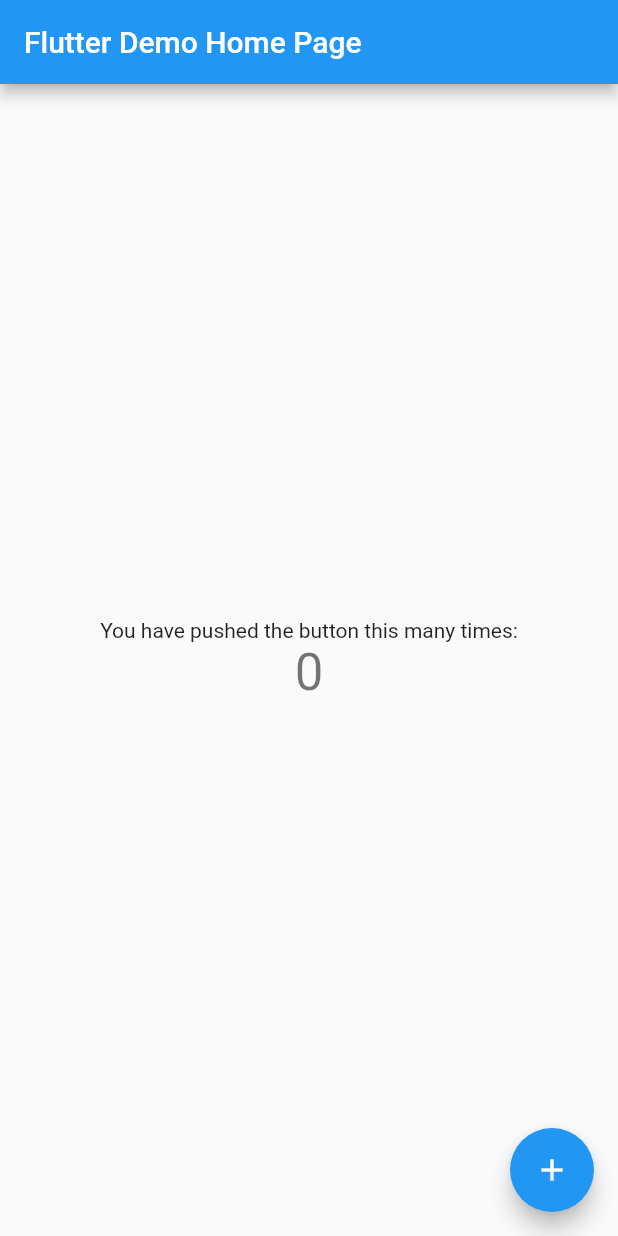
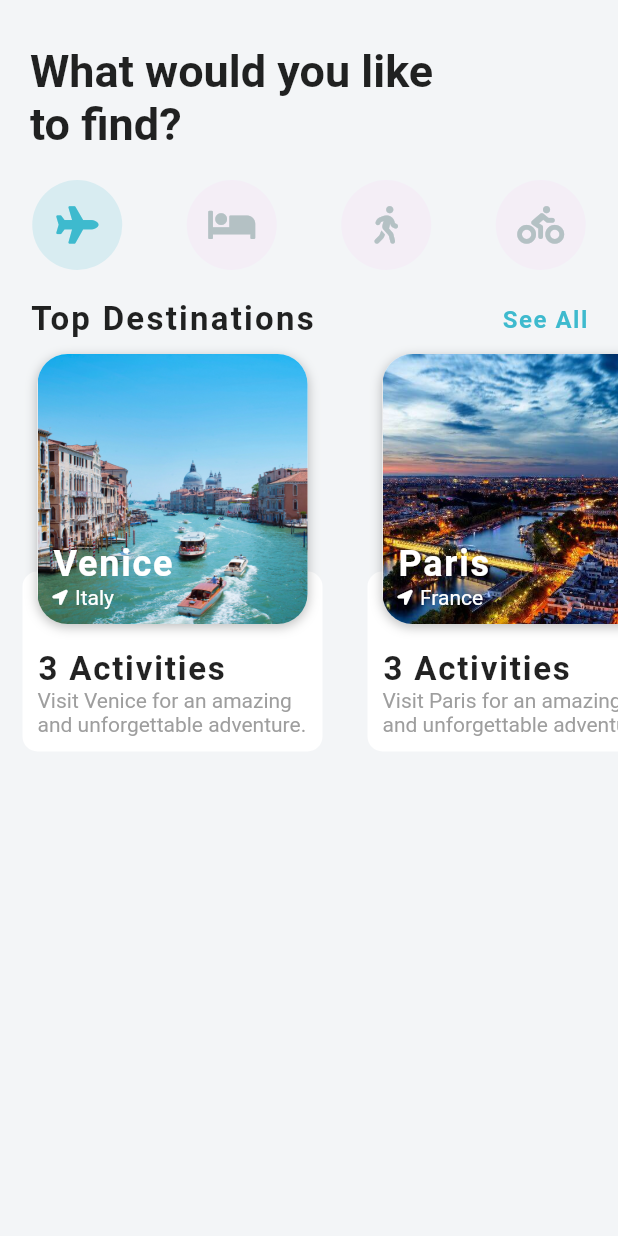
Before and after one commit to RavinduDilshan/Flutter-Travle-App-UI, a Flutter app: the screen it shows after launch, on a phone screen of 412 x 824 dp. Run offline on Flutter 3.47's test engine with Material 2 defaults, Android fonts, the phone set to English and light mode, and no system bars; our stand-ins replace font_awesome_flutter.

Commit message:
destination carousel designed

```diff
--- a/lib/main.dart
+++ b/lib/main.dart
@@ -1,113 +1,21 @@
 import 'package:flutter/material.dart';
+import 'package:travelui/screens/home_screen.dart';
 
 void main() {
   runApp(MyApp());
 }
 
 class MyApp extends StatelessWidget {
-  // This widget is the root of your application.
   @override
   Widget build(BuildContext context) {
     return MaterialApp(
-      title: 'Flutter Demo',
+      title: 'Flutter Travel UI',
+      debugShowCheckedModeBanner: false,
       theme: ThemeData(
-        // This is the theme of your application.
-        //
-        // Try running your application with "flutter run". You'll see the
-        // application has a blue toolbar. Then, without quitting the app, try
-        // changing the primarySwatch below to Colors.green and then invoke
-        // "hot reload" (press "r" in the console where you ran "flutter run",
-        // or simply save your changes to "hot reload" in a Flutter IDE).
-        // Notice that the counter didn't reset back to zero; the application
-        // is not restarted.
-        primarySwatch: Colors.blue,
-      ),
-      home: MyHomePage(title: 'Flutter Demo Home Page'),
+          primaryColor: Color(0xFF3EBACE),
+          accentColor: Color(0xFFD8ECF1),
+          scaffoldBackgroundColor: Color(0xFFF3F5F7)),
+      home: HomeScreen(),
     );
   }
 }
-
-class MyHomePage extends StatefulWidget {
-  MyHomePage({Key? key, required this.title}) : super(key: key);
-
-  // This widget is the home page of your application. It is stateful, meaning
-  // that it has a State object (defined below) that contains fields that affect
-  // how it looks.
-
-  // This class is the configuration for the state. It holds the values (in this
-  // case the title) provided by the parent (in this case the App widget) and
-  // used by the build method of the State. Fields in a Widget subclass are
-  // always marked "final".
-
-  final String title;
-
-  @override
-  _MyHomePageState createState() => _MyHomePageState();
-}
-
-class _MyHomePageState extends State<MyHomePage> {
-  int _counter = 0;
-
-  void _incrementCounter() {
-    setState(() {
-      // This call to setState tells the Flutter framework that something has
-      // changed in this State, which causes it to rerun the build method below
-      // so that the display can reflect the updated values. If we changed
-      // _counter without calling setState(), then the build method would not be
-      // called again, and so nothing would appear to happen.
-      _counter++;
-    });
-  }
-
-  @override
-  Widget build(BuildContext context) {
-    // This method is rerun every time setState is called, for instance as done
-    // by the _incrementCounter method above.
-    //
-    // The Flutter framework has been optimized to make rerunning build methods
-    // fast, so that you can just rebuild anything that needs updating rather
-    // than having to individually change instances of widgets.
-    return Scaffold(
-      appBar: AppBar(
-        // Here we take the value from the MyHomePage object that was created by
-        // the App.build method, and use it to set our appbar title.
-        title: Text(widget.title),
-      ),
-      body: Center(
-        // Center is a layout widget. It takes a single child and positions it
-        // in the middle of the parent.
-        child: Column(
-          // Column is also a layout widget. It takes a list of children and
-          // arranges them vertically. By default, it sizes itself to fit its
-          // children horizontally, and tries to be as tall as its parent.
-          //
-          // Invoke "debug painting" (press "p" in the console, choose the
-          // "Toggle Debug Paint" action from the Flutter Inspector in Android
-          // Studio, or the "Toggle Debug Paint" command in Visual Studio Code)
-          // to see the wireframe for each widget.
-          //
-          // Column has various properties to control how it sizes itself and
-          // how it positions its children. Here we use mainAxisAlignment to
-          // center the children vertically; the main axis here is the vertical
-          // axis because Columns are vertical (the cross axis would be
-          // horizontal).
-          mainAxisAlignment: MainAxisAlignment.center,
-          children: <Widget>[
-            Text(
-              'You have pushed the button this many times:',
-            ),
-            Text(
-              '$_counter',
-              style: Theme.of(context).textTheme.headline4,
-            ),
-          ],
-        ),
-      ),
-      floatingActionButton: FloatingActionButton(
-        onPressed: _incrementCounter,
-        tooltip: 'Increment',
-        child: Icon(Icons.add),
-      ), // This trailing comma makes auto-formatting nicer for build methods.
-    );
-  }
-}
--- /dev/null
+++ b/lib/models/activity_model.dart
@@ -0,0 +1,17 @@
+class Activity {
+  String imageUrl;
+  String name;
+  String type;
+  List<String> startTimes;
+  int rating;
+  int price;
+
+  Activity({
+    required this.imageUrl,
+    required this.name,
+    required this.type,
+    required this.startTimes,
+    required this.rating,
+    required this.price,
+  });
+}
--- /dev/null
+++ b/lib/models/destination_model.dart
@@ -0,0 +1,84 @@
+import './activity_model.dart';
+
+import 'activity_model.dart';
+
+class Destination {
+  String imageUrl;
+  String city;
+  String country;
+  String description;
+  List<Activity> activities;
+
+  Destination({
+    required this.imageUrl,
+   required this.city,
+   required this.country,
+   required this.description,
+   required this.activities,
+  });
+}
+
+List<Activity> activities = [
+  Activity(
+    imageUrl: 'assets/images/stmarksbasilica.jpg',
+    name: 'St. Mark\'s Basilica',
+    type: 'Sightseeing Tour',
+    startTimes: ['9:00 am', '11:00 am'],
+    rating: 5,
+    price: 30,
+  ),
+  Activity(
+    imageUrl: 'assets/images/gondola.jpg',
+    name: 'Walking Tour and Gonadola Ride',
+    type: 'Sightseeing Tour',
+    startTimes: ['11:00 pm', '1:00 pm'],
+    rating: 4,
+    price: 210,
+  ),
+  Activity(
+    imageUrl: 'assets/images/murano.jpg',
+    name: 'Murano and Burano Tour',
+    type: 'Sightseeing Tour',
+    startTimes: ['12:30 pm', '2:00 pm'],
+    rating: 3,
+    price: 125,
+  ),
+];
+
+List<Destination> destinations = [
+  Destination(
+    imageUrl: 'assets/images/venice.jpg',
+    city: 'Venice',
+    country: 'Italy',
+    description: 'Visit Venice for an amazing and unforgettable adventure.',
+    activities: activities,
+  ),
+  Destination(
+    imageUrl: 'assets/images/paris.jpg',
+    city: 'Paris',
+    country: 'France',
+    description: 'Visit Paris for an amazing and unforgettable adventure.',
+    activities: activities,
+  ),
+  Destination(
+    imageUrl: 'assets/images/newdelhi.jpg',
+    city: 'New Delhi',
+    country: 'India',
+    description: 'Visit New Delhi for an amazing and unforgettable adventure.',
+    activities: activities,
+  ),
+  Destination(
+    imageUrl: 'assets/images/saopaulo.jpg',
+    city: 'Sao Paulo',
+    country: 'Brazil',
+    description: 'Visit Sao Paulo for an amazing and unforgettable adventure.',
+    activities: activities,
+  ),
+  Destination(
+    imageUrl: 'assets/images/newyork.jpg',
+    city: 'New York City',
+    country: 'United States',
+    description: 'Visit New York for an amazing and unforgettable adventure.',
+    activities: activities,
+  ),
+];
--- /dev/null
+++ b/lib/models/hotel_model.dart
@@ -0,0 +1,34 @@
+class Hotel {
+  String imageUrl;
+  String name;
+  String address;
+  int price;
+
+  Hotel({
+   required this.imageUrl,
+   required this.name,
+    required this.address,
+   required this.price,
+  });
+}
+
+final List<Hotel> hotels = [
+  Hotel(
+    imageUrl: 'assets/images/hotel0.jpg',
+    name: 'Hotel 0',
+    address: '404 Great St',
+    price: 175,
+  ),
+  Hotel(
+    imageUrl: 'assets/images/hotel1.jpg',
+    name: 'Hotel 1',
+    address: '404 Great St',
+    price: 300,
+  ),
+  Hotel(
+    imageUrl: 'assets/images/hotel2.jpg',
+    name: 'Hotel 2',
+    address: '404 Great St',
+    price: 240,
+  ),
+];
--- /dev/null
+++ b/lib/screens/home_screen.dart
@@ -0,0 +1,79 @@
+import 'package:flutter/material.dart';
+import 'package:font_awesome_flutter/font_awesome_flutter.dart';
+import 'package:travelui/widgets/destination_carousel.dart';
+
+class HomeScreen extends StatefulWidget {
+  @override
+  _HomeScreenState createState() => _HomeScreenState();
+}
+
+class _HomeScreenState extends State<HomeScreen> {
+  int _selectedIndex = 0;
+
+  List<IconData> _icons = [
+    FontAwesomeIcons.plane,
+    FontAwesomeIcons.bed,
+    FontAwesomeIcons.walking,
+    FontAwesomeIcons.biking,
+  ];
+
+  Widget _buildIcon(int index) {
+    return GestureDetector(
+      onTap: () {
+        setState(() {
+          _selectedIndex = index;
+        });
+      },
+      child: Container(
+        width: 60,
+        height: 60,
+        decoration: BoxDecoration(
+          color: _selectedIndex == index
+              ? Theme.of(context).accentColor
+              : Color(0xFFE7BEE),
+          borderRadius: BorderRadius.circular(30),
+        ),
+        child: Icon(
+          _icons[index],
+          size: 25,
+          color: _selectedIndex == index
+              ? Theme.of(context).primaryColor
+              : Color(0xFFB4C1C4),
+        ),
+      ),
+    );
+  }
+
+  @override
+  Widget build(BuildContext context) {
+    return Scaffold(
+      body: SafeArea(
+          child: ListView(
+        padding: EdgeInsets.symmetric(vertical: 30.0),
+        children: [
+          Padding(
+            padding: const EdgeInsets.only(left: 20, right: 120),
+            child: Text(
+              'What would you like to find?',
+              style: TextStyle(fontWeight: FontWeight.bold, fontSize: 30),
+            ),
+          ),
+          SizedBox(
+            height: 20,
+          ),
+          Row(
+              mainAxisAlignment: MainAxisAlignment.spaceAround,
+              children: _icons
+                  .asMap()
+                  .entries
+                  .map((MapEntry map) => _buildIcon(map.key))
+                  .toList()),
+          SizedBox(
+            height: 20,
+          ),
+         DestinationCarousel(),
+        ],
+      )),
+    );
+  }
+}
--- /dev/null
+++ b/lib/widgets/destination_carousel.dart
@@ -0,0 +1,143 @@
+import 'package:flutter/material.dart';
+import 'package:font_awesome_flutter/font_awesome_flutter.dart';
+import 'package:travelui/models/destination_model.dart';
+
+class DestinationCarousel extends StatelessWidget {
+  @override
+  Widget build(BuildContext context) {
+    return Column(
+      children: [
+        Padding(
+          padding: EdgeInsets.symmetric(horizontal: 20),
+          child: Row(
+            mainAxisAlignment: MainAxisAlignment.spaceBetween,
+            children: [
+              Text(
+                'Top Destinations',
+                style: TextStyle(
+                    fontSize: 22,
+                    fontWeight: FontWeight.bold,
+                    letterSpacing: 1.5),
+              ),
+              GestureDetector(
+                onTap: () => print('see all'),
+                child: Text(
+                  'See All',
+                  style: TextStyle(
+                      color: Theme.of(context).primaryColor,
+                      fontSize: 16,
+                      fontWeight: FontWeight.w600,
+                      letterSpacing: 1.0),
+                ),
+              )
+            ],
+          ),
+        ),
+        Container(
+            height: 300,
+            child: ListView.builder(
+              scrollDirection: Axis.horizontal,
+              itemBuilder: (ctx, index) {
+                return Container(
+                  margin: EdgeInsets.all(10),
+                  width: 210,
+                  child: Stack(
+                    alignment: Alignment.topCenter,
+                    children: [
+                      Positioned(
+                        bottom: 15.0,
+                        child: Container(
+                          height: 120,
+                          width: 200,
+                          decoration: BoxDecoration(
+                              color: Colors.white,
+                              borderRadius: BorderRadius.circular(10.0)),
+                          child: Padding(
+                            padding: const EdgeInsets.all(10.0),
+                            child: Column(
+                              mainAxisAlignment: MainAxisAlignment.end,
+                              crossAxisAlignment: CrossAxisAlignment.start,
+                              children: [
+                                Text(
+                                  activities.length.toString() + ' Activities',
+                                  style: TextStyle(
+                                      fontSize: 22.0,
+                                      fontWeight: FontWeight.w600,
+                                      letterSpacing: 1.2),
+                                ),
+                                Text(
+                                  destinations[index].description,
+                                  style: TextStyle(color: Colors.grey),
+                                )
+                              ],
+                            ),
+                          ),
+                        ),
+                      ),
+                      Container(
+                        decoration: BoxDecoration(
+                            color: Colors.white,
+                            borderRadius: BorderRadius.circular(20.0),
+                            boxShadow: [
+                              BoxShadow(
+                                  color: Colors.black26,
+                                  offset: Offset(0.0, 2.0),
+                                  blurRadius: 6.0)
+                            ]),
+                        child: Stack(
+                          children: [
+                            ClipRRect(
+                              borderRadius: BorderRadius.circular(20.0),
+                              child: Image(
+                                image: AssetImage(destinations[index].imageUrl),
+                                width: 180,
+                                height: 180,
+                                fit: BoxFit.cover,
+                              ),
+                            ),
+                            Positioned(
+                              bottom: 10,
+                              left: 10,
+                              child: Column(
+                                crossAxisAlignment: CrossAxisAlignment.start,
+                                children: [
+                                  Text(
+                                    destinations[index].city,
+                                    style: TextStyle(
+                                        color: Colors.white,
+                                        fontSize: 24.0,
+                                        fontWeight: FontWeight.w600,
+                                        letterSpacing: 1.2),
+                                  ),
+                                  Row(
+                                    children: [
+                                      Icon(
+                                        FontAwesomeIcons.locationArrow,
+                                        size: 10,
+                                        color: Colors.white,
+                                      ),
+                                      SizedBox(
+                                        width: 5.0,
+                                      ),
+                                      Text(
+                                        destinations[index].country,
+                                        style: TextStyle(color: Colors.white),
+                                      )
+                                    ],
+                                  ),
+                                ],
+                              ),
+                            )
+                          ],
+                        ),
+                      )
+                    ],
+                  ),
+                );
+              },
+              itemCount: destinations.length,
+            ))
+      ],
+    );
+  }
+}
```
Also changed, not shown: pubspec.yaml (+17 -4 lines), assets/images/gondola.jpg (added), assets/images/hotel1.jpg (added), assets/images/hotel2.jpg (added), assets/images/murano.jpg (added), assets/images/newdelhi.jpg (added), assets/images/newyork.jpg (added), assets/images/paris.jpg (added), assets/images/santorini.jpg (added), assets/images/saopaulo.jpg (added), assets/images/stmarksbasilica.jpg (added), assets/images/venice.jpg (added), pubspec.lock, 1 other file.
